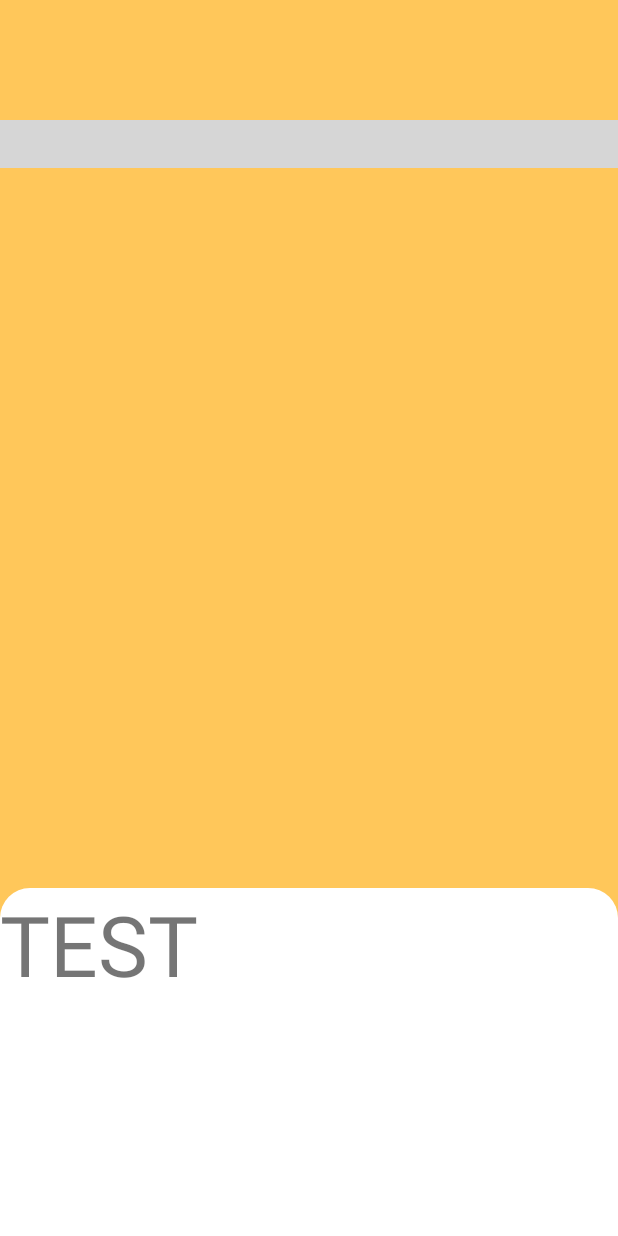
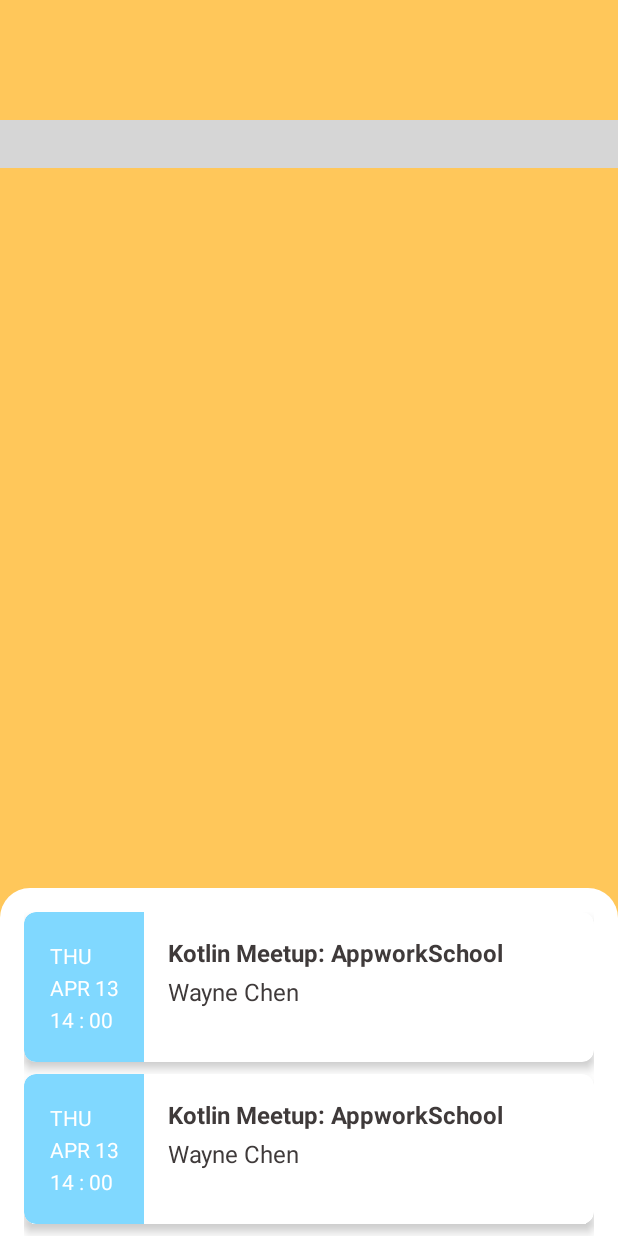
Before and after one commit to Willy-Chuang/Meet-Tutor, an Android app: the layout fragment_calendar.xml on its own in the app's theme, with its tools: preview values and no code run, on a phone screen of 412 x 824 dp. Run offline under Robolectric (Android 15) with nearby library versions, the phone set to English and light mode, and no system bars; plain views replace MaterialCalendarView; Roboto replaces fonts that are not available here; grey boxes are pictures that could not be loaded.

Commit message:
get events from firebase

```diff
--- a/app/src/main/java/com/willy/metu/BindingAdapter.kt
+++ b/app/src/main/java/com/willy/metu/BindingAdapter.kt
@@ -4,6 +4,7 @@ import androidx.databinding.BindingAdapter
 import androidx.recyclerview.widget.RecyclerView
 import com.willy.metu.calendar.CalendarBottomSheetAdapter
 import com.willy.metu.data.Event
+import com.willy.metu.util.Logger
 
 @BindingAdapter("events")
 fun bindRecyclerView(recyclerView: RecyclerView, eventItem: List<Event>?){
--- a/app/src/main/java/com/willy/metu/data/source/remote/MeTuRemoteDataSource.kt
+++ b/app/src/main/java/com/willy/metu/data/source/remote/MeTuRemoteDataSource.kt
@@ -13,7 +13,7 @@ import kotlin.coroutines.suspendCoroutine
 
 object MeTuRemoteDataSource : MeTuDataSource {
 
-    private const val PATH_EVENTS = "events"
+    private const val PATH_EVENTS = "event"
     private const val KEY_CREATED_TIME = "createdTime"
 
     override suspend fun getEvents(): Result<List<Event>> = suspendCoroutine { continuation ->
--- /dev/null
+++ b/app/src/main/res/drawable/bg_card_left_corner.xml
@@ -0,0 +1,7 @@
+<?xml version="1.0" encoding="utf-8"?>
+<shape xmlns:android="http://schemas.android.com/apk/res/android">
+    <corners android:topLeftRadius="8dp"
+        android:bottomLeftRadius="8dp" />
+    <solid
+        android:color="@color/water_blue"/>
+</shape>
--- a/app/src/main/res/layout/bottom_sheet_calendar.xml
+++ b/app/src/main/res/layout/bottom_sheet_calendar.xml
@@ -29,18 +29,13 @@
             android:layout_width="match_parent"
             android:layout_height="match_parent"
             android:orientation="vertical">
-        <TextView
-            android:layout_width="match_parent"
-            android:layout_height="match_parent"
-            android:text="TEST"
-            android:textSize="56sp" />
 
-        <androidx.recyclerview.widget.RecyclerView
-            android:id="@+id/recycler_schedule"
-            android:layout_width="match_parent"
-            android:layout_height="match_parent"
-            app:events="@{isLiveDataDesign ? viewModel.liveEvents : viewModel.events}"
-            tools:listitem="@layout/item_schedule"/>
+<!--        <androidx.recyclerview.widget.RecyclerView-->
+<!--            android:id="@+id/recycler_schedule"-->
+<!--            android:layout_width="match_parent"-->
+<!--            android:layout_height="match_parent"-->
+<!--            app:events="@{isLiveDataDesign ? viewModel.liveEvents : viewModel.events}"-->
+<!--            tools:listitem="@layout/item_schedule"/>-->
 
         </LinearLayout>
 
--- a/app/src/main/res/layout/fragment_calendar.xml
+++ b/app/src/main/res/layout/fragment_calendar.xml
@@ -4,6 +4,13 @@
     xmlns:tools="http://schemas.android.com/tools">
 
     <data>
+
+        <variable
+            name="viewModel"
+            type="com.willy.metu.calendar.CalendarBottomSheetViewModel" />
+        <variable
+            name="isLiveDataDesign"
+            type="Boolean" />
 
     </data>
 
@@ -30,7 +37,32 @@
 
         </androidx.constraintlayout.widget.ConstraintLayout>
 
-        <include layout="@layout/bottom_sheet_calendar" />
+        <androidx.core.widget.NestedScrollView
+            android:id="@+id/persistent_bottom_sheet"
+            android:layout_width="match_parent"
+            android:layout_height="540dp"
+            android:background="@drawable/bg_dialog_corner"
+            android:orientation="vertical"
+            app:behavior_hideable="false"
+            app:behavior_peekHeight="232dp"
+            app:layout_behavior="com.google.android.material.bottomsheet.BottomSheetBehavior">
+
+            <LinearLayout
+                android:layout_width="match_parent"
+                android:layout_height="match_parent"
+                android:orientation="vertical">
+
+                <androidx.recyclerview.widget.RecyclerView
+                    android:id="@+id/recycler_schedule"
+                    android:layout_width="match_parent"
+                    android:layout_height="match_parent"
+                    android:padding="16dp"
+                    app:events="@{isLiveDataDesign ? viewModel.liveEvents : viewModel.events }"
+                    tools:listitem="@layout/item_schedule"/>
+
+            </LinearLayout>
+
+        </androidx.core.widget.NestedScrollView>
 
 
     </androidx.coordinatorlayout.widget.CoordinatorLayout>
--- a/app/src/main/res/layout/item_schedule.xml
+++ b/app/src/main/res/layout/item_schedule.xml
@@ -10,16 +10,19 @@
 
     </data>
 
-    <androidx.constraintlayout.widget.ConstraintLayout
-        android:layout_width="wrap_content"
+    <androidx.cardview.widget.CardView
+        android:layout_width="match_parent"
         android:layout_height="100dp"
-        android:background="@drawable/bg_card_corner">
+        android:layout_marginBottom="8dp"
+        app:cardCornerRadius="8dp"
+        app:cardElevation="4dp">
+
 
         <androidx.constraintlayout.widget.ConstraintLayout
             android:id="@+id/label_schedule_time"
             android:layout_width="80dp"
             android:layout_height="match_parent"
-            android:background="@color/water_blue"
+            android:background="@drawable/bg_card_left_corner"
             app:layout_constraintTop_toTopOf="parent"
             app:layout_constraintBottom_toBottomOf="parent"
             app:layout_constraintStart_toStartOf="parent">
@@ -80,13 +83,14 @@
                 android:id="@+id/text_event_topic"
                 android:layout_width="wrap_content"
                 android:layout_height="wrap_content"
-                android:layout_marginStart="16dp"
-                android:layout_marginTop="8dp"
+                android:layout_marginStart="96dp"
+                android:layout_marginTop="16dp"
                 android:fontFamily="@font/roboto"
                 android:textSize="16sp"
                 android:textStyle="bold"
                 android:textColor="@color/black_3f3a3a"
                 android:maxLines="2"
+                android:text="@{event.title}"
                 app:layout_constraintStart_toStartOf="parent"
                 app:layout_constraintTop_toTopOf="parent"
                 tools:text="Kotlin Meetup: AppworkSchool"/>
@@ -105,5 +109,5 @@
 
         </androidx.constraintlayout.widget.ConstraintLayout>
 
-    </androidx.constraintlayout.widget.ConstraintLayout>
+    </androidx.cardview.widget.CardView>
 </layout>
```
Also changed, not shown: app/src/main/java/com/willy/metu/calendar/CalendarBottomSheet.kt (+12 -12 lines), app/src/main/java/com/willy/metu/calendar/CalendarFragment.kt (+29 -4 lines), app/src/main/res/drawable/bg_card_corner.xml (+10 -8 lines).
